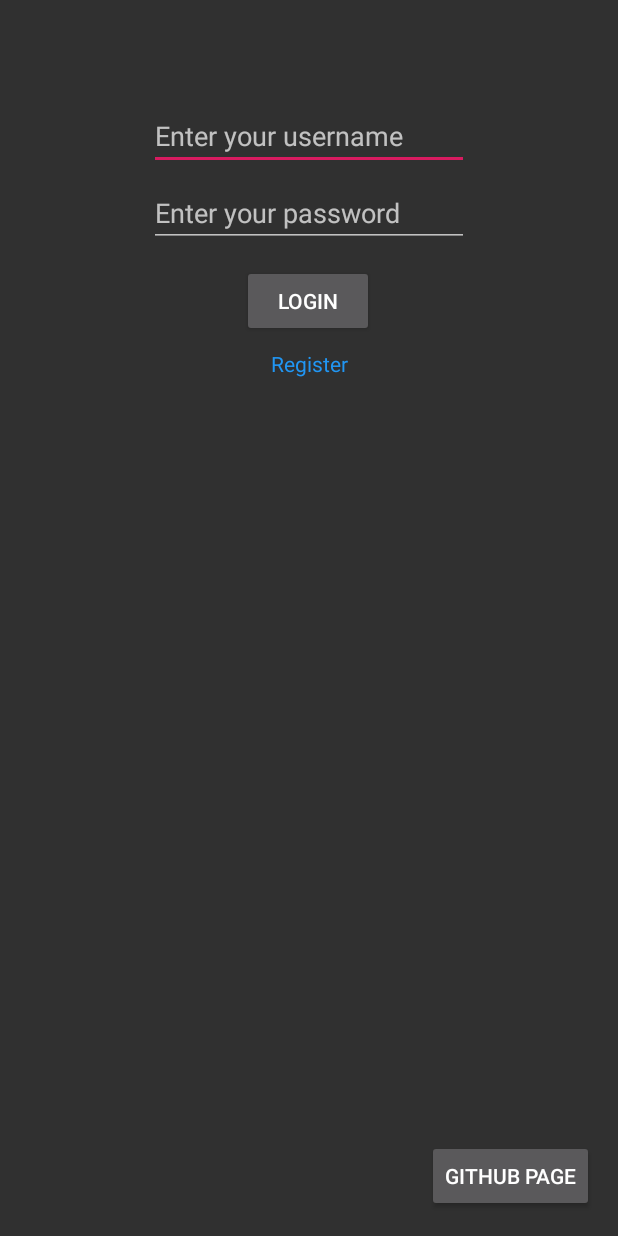
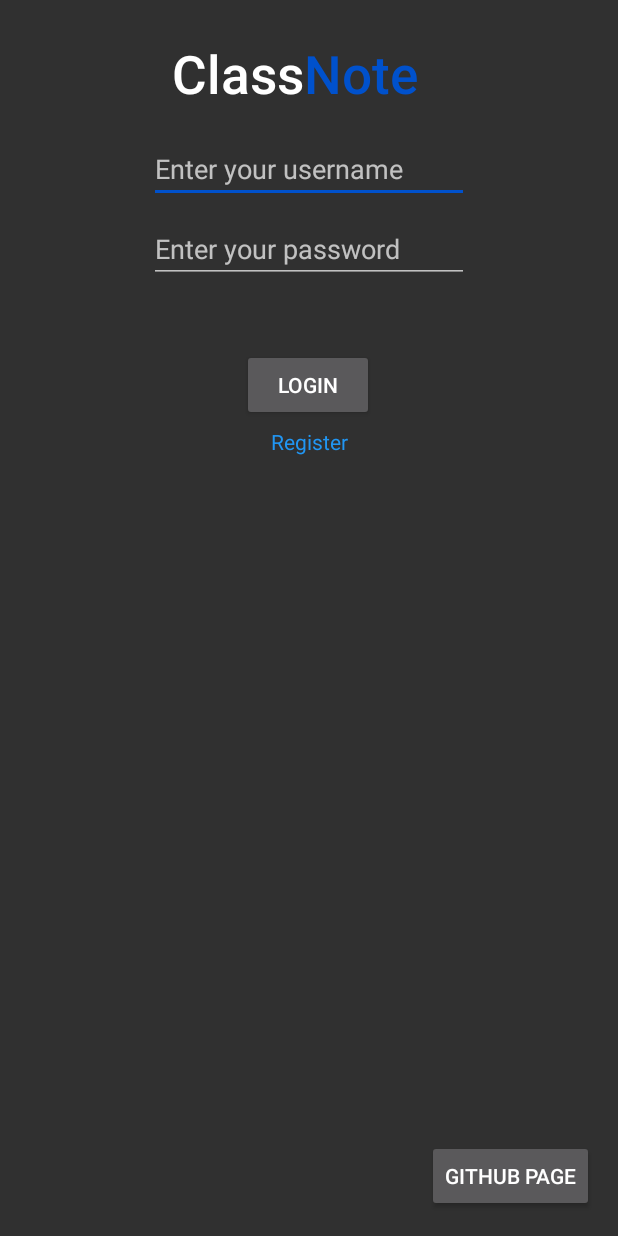
Before and after one commit to macklinhrw/ClassApp, an Android app: the screen it shows after launch (LoginActivity), on a phone screen of 412 x 824 dp. Run offline under Robolectric (Android 15) with nearby library versions, the phone set to English and light mode, and no system bars.

Commit message:
Aesthetic update

```diff
--- a/app/src/main/java/com/ClassNote/blank_app/HomeActivity.java
+++ b/app/src/main/java/com/ClassNote/blank_app/HomeActivity.java
@@ -24,7 +24,7 @@
         /* Extras is a bundle saved into the intent and can be used to pass data through
            different activities */
         User activeUser = getIntent().getExtras().getParcelable(LoginActivity.ACTIVE_USER);
-        String welcomeText = "Welcome: " + activeUser.getName();
+        String welcomeText = activeUser.getName() + "!";
         greetingsText.setText(welcomeText);
 
         exitBtn.setOnClickListener(new View.OnClickListener() {
--- a/app/src/main/java/com/ClassNote/blank_app/LoginActivity.java
+++ b/app/src/main/java/com/ClassNote/blank_app/LoginActivity.java
@@ -7,6 +7,7 @@
 import android.widget.Button;
 import android.widget.EditText;
 import android.os.StrictMode;
+import android.widget.ProgressBar;
 import android.widget.TextView;
 import android.widget.Toast;
 
@@ -28,6 +29,7 @@
         final EditText loginNameEditText = findViewById(R.id.loginUserEditTxt);
         final EditText passwordEditText = findViewById(R.id.passwordEditText);
         final TextView registerTextView = findViewById(R.id.registerTextView);
+        final ProgressBar loading = findViewById(R.id.loginLoading);
 
         if (android.os.Build.VERSION.SDK_INT > 9)
         {
@@ -40,11 +42,16 @@
         loginBtn.setOnClickListener(new View.OnClickListener() {
             @Override
             public void onClick(View view) {
+
+                // TODO : Fix loading bar, change to an observe()?
+                loading.setVisibility(View.VISIBLE);
+
                 User activeUser = new User(loginNameEditText.getText().toString(), passwordEditText.getText().toString());
 
                 if(activeUser.getCredentials() != User.FAILED_CREDENTIALS && activeUser.getCredentials() != User.UNCONFIRMED_CREDENTIALS){
                     Intent startIntent = new Intent(getApplicationContext(), HomeActivity.class);
                     startIntent.putExtra(ACTIVE_USER, activeUser);
+                    loading.setVisibility(View.GONE);
                     startActivity(startIntent);
                 } else {
                     Toast.makeText(getApplicationContext(), "Wrong user credentials!", Toast.LENGTH_LONG).show();
--- a/app/src/main/res/layout/activity_login.xml
+++ b/app/src/main/res/layout/activity_login.xml
@@ -62,8 +62,8 @@
 
     <ProgressBar
         android:id="@+id/loading"
-        android:layout_width="wrap_content"
-        android:layout_height="wrap_content"
+        android:layout_width="0dp"
+        android:layout_height="0dp"
         android:layout_gravity="center"
         android:layout_marginStart="32dp"
         android:layout_marginTop="64dp"
@@ -75,4 +75,5 @@
         app:layout_constraintStart_toStartOf="@+id/password"
         app:layout_constraintTop_toTopOf="parent"
         app:layout_constraintVertical_bias="0.3" />
+
 </androidx.constraintlayout.widget.ConstraintLayout>
--- a/app/src/main/res/layout/activity_main.xml
+++ b/app/src/main/res/layout/activity_main.xml
@@ -12,7 +12,7 @@
         android:layout_height="wrap_content"
         android:layout_marginStart="8dp"
         android:layout_marginLeft="8dp"
-        android:layout_marginTop="12dp"
+        android:layout_marginTop="44dp"
         android:layout_marginEnd="8dp"
         android:layout_marginRight="8dp"
         android:text="@string/action_login"
@@ -38,7 +38,7 @@
         android:layout_height="wrap_content"
         android:layout_marginStart="8dp"
         android:layout_marginLeft="8dp"
-        android:layout_marginTop="68dp"
+        android:layout_marginTop="90dp"
         android:layout_marginEnd="8dp"
         android:layout_marginRight="8dp"
         android:ems="10"
@@ -54,7 +54,7 @@
         android:layout_height="wrap_content"
         android:layout_marginStart="8dp"
         android:layout_marginLeft="8dp"
-        android:layout_marginTop="6dp"
+        android:layout_marginTop="8dp"
         android:layout_marginEnd="96dp"
         android:layout_marginRight="96dp"
         android:ems="10"
@@ -71,14 +71,60 @@
         android:layout_height="wrap_content"
         android:layout_marginStart="8dp"
         android:layout_marginLeft="8dp"
-        android:layout_marginTop="8dp"
+        android:layout_marginTop="4dp"
         android:layout_marginEnd="8dp"
         android:layout_marginRight="8dp"
+        android:clickable="true"
         android:text="@string/action_sign_up"
         android:textColor="#2196F3"
         app:layout_constraintEnd_toEndOf="parent"
         app:layout_constraintStart_toStartOf="parent"
-        app:layout_constraintTop_toBottomOf="@+id/loginBtn"
-        android:clickable="true"/>
+        app:layout_constraintTop_toBottomOf="@+id/loginBtn" />
+
+    <ProgressBar
+        android:id="@+id/loginLoading"
+        style="?android:attr/progressBarStyle"
+        android:layout_width="30dp"
+        android:layout_height="31dp"
+        android:layout_marginTop="8dp"
+        android:layout_marginBottom="8dp"
+        android:visibility="gone"
+        app:layout_constraintBottom_toBottomOf="parent"
+        app:layout_constraintEnd_toEndOf="@+id/passwordEditText"
+        app:layout_constraintHorizontal_bias="0.497"
+        app:layout_constraintStart_toStartOf="@+id/passwordEditText"
+        app:layout_constraintTop_toTopOf="parent"
+        app:layout_constraintVertical_bias="0.283" />
+
+    <TextView
+        android:id="@+id/classTextView"
+        android:layout_width="wrap_content"
+        android:layout_height="wrap_content"
+        android:layout_marginStart="8dp"
+        android:layout_marginLeft="8dp"
+        android:layout_marginTop="25dp"
+        android:textSize="35dp"
+        android:text="@string/class_note_1"
+        android:textAppearance="@style/TextAppearance.AppCompat.Title"
+        app:layout_constraintEnd_toStartOf="@+id/noteTextView"
+        app:layout_constraintHorizontal_bias="1.0"
+        app:layout_constraintStart_toStartOf="parent"
+        app:layout_constraintTop_toTopOf="parent" />
+
+    <TextView
+        android:id="@+id/noteTextView"
+        android:layout_width="wrap_content"
+        android:layout_height="wrap_content"
+        android:layout_marginTop="25dp"
+        android:layout_marginEnd="100dp"
+        android:layout_marginRight="140dp"
+        android:text="@string/class_note_2"
+        android:textAppearance="@style/TextAppearance.AppCompat.Title"
+        android:textSize="35dp"
+        android:textColor="@color/colorAccent"
+        app:layout_constraintEnd_toEndOf="parent"
+        app:layout_constraintHorizontal_bias="0.859"
+        app:layout_constraintStart_toStartOf="parent"
+        app:layout_constraintTop_toTopOf="parent" />
 
 </androidx.constraintlayout.widget.ConstraintLayout>
--- a/app/src/main/res/layout/activity_profile.xml
+++ b/app/src/main/res/layout/activity_profile.xml
@@ -13,6 +13,7 @@
         android:layout_marginStart="8dp"
         android:layout_marginLeft="8dp"
         android:layout_marginTop="60dp"
+        android:textColor="@android:color/white"
         app:layout_constraintStart_toEndOf="@+id/profilePromptUserIDTextView"
         app:layout_constraintTop_toTopOf="parent" />
 
@@ -24,7 +25,8 @@
         android:layout_marginLeft="8dp"
         android:layout_marginTop="8dp"
         app:layout_constraintStart_toEndOf="@+id/profilePromptOnboardTextView"
-        app:layout_constraintTop_toBottomOf="@+id/profileUserIDTextView" />
+        app:layout_constraintTop_toBottomOf="@+id/profileUserIDTextView"
+        android:textColor="@android:color/white"/>
 
     <EditText
         android:id="@+id/profileNicknameEditText"
--- a/app/src/main/res/values/colors.xml
+++ b/app/src/main/res/values/colors.xml
@@ -2,5 +2,5 @@
 <resources>
     <color name="colorPrimary">#D0D0D0</color>
     <color name="colorPrimaryDark">#101010</color>
-    <color name="colorAccent">#D81B60</color>
+    <color name="colorAccent">#0051CC</color>
 </resources>
--- a/app/src/main/res/values/strings.xml
+++ b/app/src/main/res/values/strings.xml
@@ -30,4 +30,7 @@
     <string name="action_profile">Profile</string>
     <string name="action_messaging">Messaging</string>
     <string name="action_classes">Classes</string>
+    <string name="class_note_1">Class</string>
+    <string name="class_note_2">Note</string>
+    <string name="welcome_name">Welcome, </string>
 </resources>
--- a/app/src/main/res/values/styles.xml
+++ b/app/src/main/res/values/styles.xml
@@ -8,4 +8,8 @@
         <item name="colorAccent">@color/colorAccent</item>
     </style>
 
+    <style name="colorRedAccent" parent="@style/TextAppearance.AppCompat">
+        <item name="android:textColor">#8c1616</item>
+    </style>
+
 </resources>
```
Also changed, not shown: app/src/main/res/layout/activity_home.xml (+23 -9 lines).
